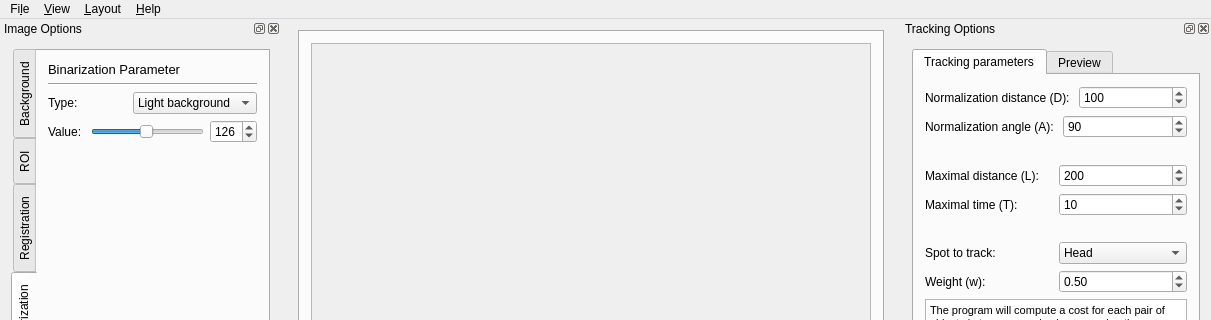
Above: src/interactive.ui from FastTrackOrg/FastTrack before the change; both pictures show x 0 to 1211 and y 0 to 320 of the 1211 by 898 pixel window. Below: the same form after it.
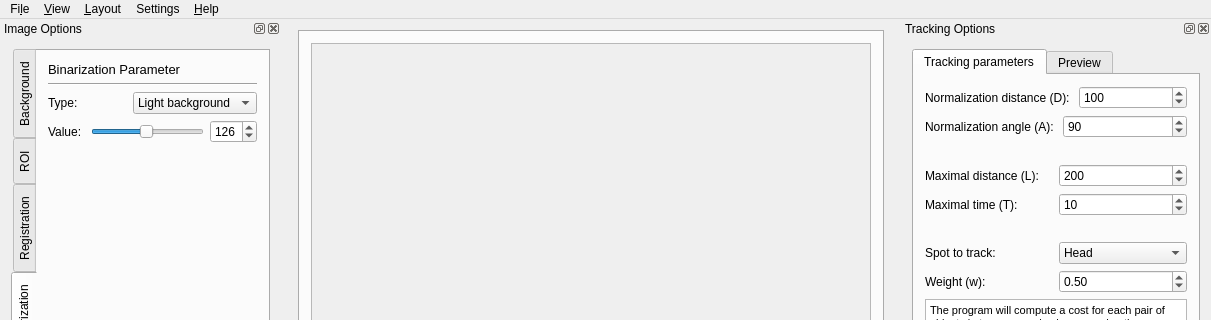
That is the form after the change. The open tabs and pages were chosen to show the change.

Commit message: [feat] global: add theme settings

What changed in the file:
```diff
--- a/src/interactive.ui
+++ b/src/interactive.ui
@@ -1141,9 +1141,15 @@
     <addaction name="separator"/>
     <addaction name="actionAbout"/>
    </widget>
+   <widget class="QMenu" name="menuSettings">
+    <property name="title">
+     <string>Settings</string>
+    </property>
+   </widget>
    <addaction name="menuOpen"/>
    <addaction name="menuView"/>
    <addaction name="menuLayout"/>
+   <addaction name="menuSettings"/>
    <addaction name="menuHelp"/>
   </widget>
   <widget class="QDockWidget" name="controlOptions">
```
Left out of the diff: 11 changed lines with no effect on the pictures. The commit also changes 91 other files.
